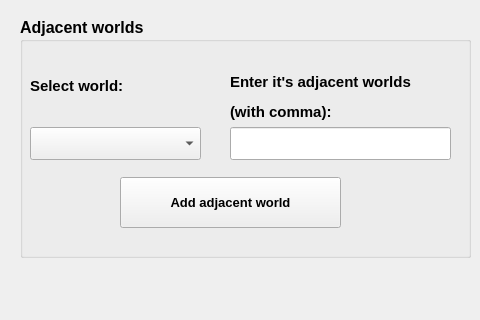
This is gui/mainwindow.ui in dinkoosmankovic/LogicToolbox as Qt 5 draws it before an edit; both pictures show x 0 to 480 and y 340 to 660 of the 1135 by 660 pixel window. The edited form follows.
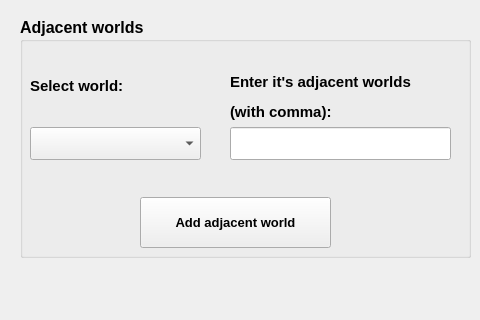
This is the edited form.

What changed in the file:
```diff
--- a/gui/mainwindow.ui
+++ b/gui/mainwindow.ui
@@ -207,9 +207,9 @@
     <widget class="QPushButton" name="pushButton_2">
      <property name="geometry">
       <rect>
-       <x>100</x>
-       <y>160</y>
-       <width>221</width>
+       <x>120</x>
+       <y>180</y>
+       <width>191</width>
        <height>51</height>
       </rect>
      </property>
```
